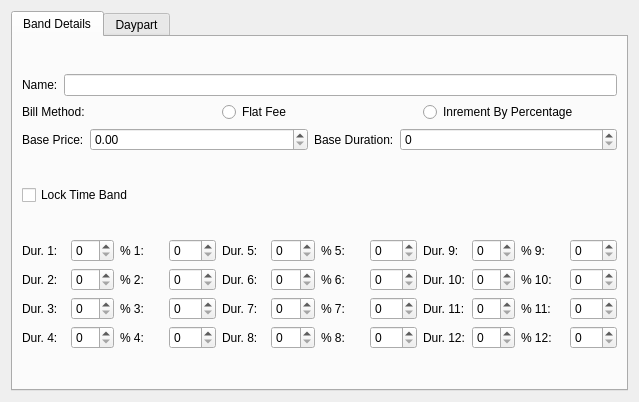
Above: rave/traffik/timebandform.ui from pgathogo/raven before the change. Below: the same form after it.
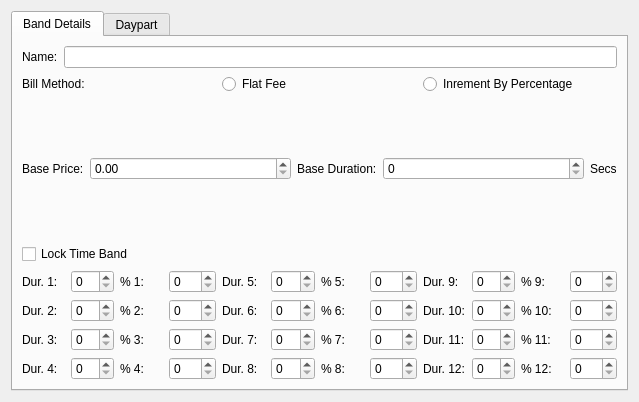
That is the form after the change.

Diff of the .ui file:
```diff
--- a/rave/traffik/timebandform.ui
+++ b/rave/traffik/timebandform.ui
@@ -66,7 +66,7 @@
           </layout>
          </item>
          <item>
-          <layout class="QHBoxLayout" name="horizontalLayout_3" stretch="0,1,0,1">
+          <layout class="QHBoxLayout" name="horizontalLayout_3" stretch="0,1,0,1,0">
            <item>
             <widget class="QLabel" name="label_3">
              <property name="text">
@@ -95,6 +95,13 @@
              </property>
             </widget>
            </item>
+           <item>
+            <widget class="QLabel" name="label_29">
+             <property name="text">
+              <string>Secs</string>
+             </property>
+            </widget>
+           </item>
           </layout>
          </item>
         </layout>
```
